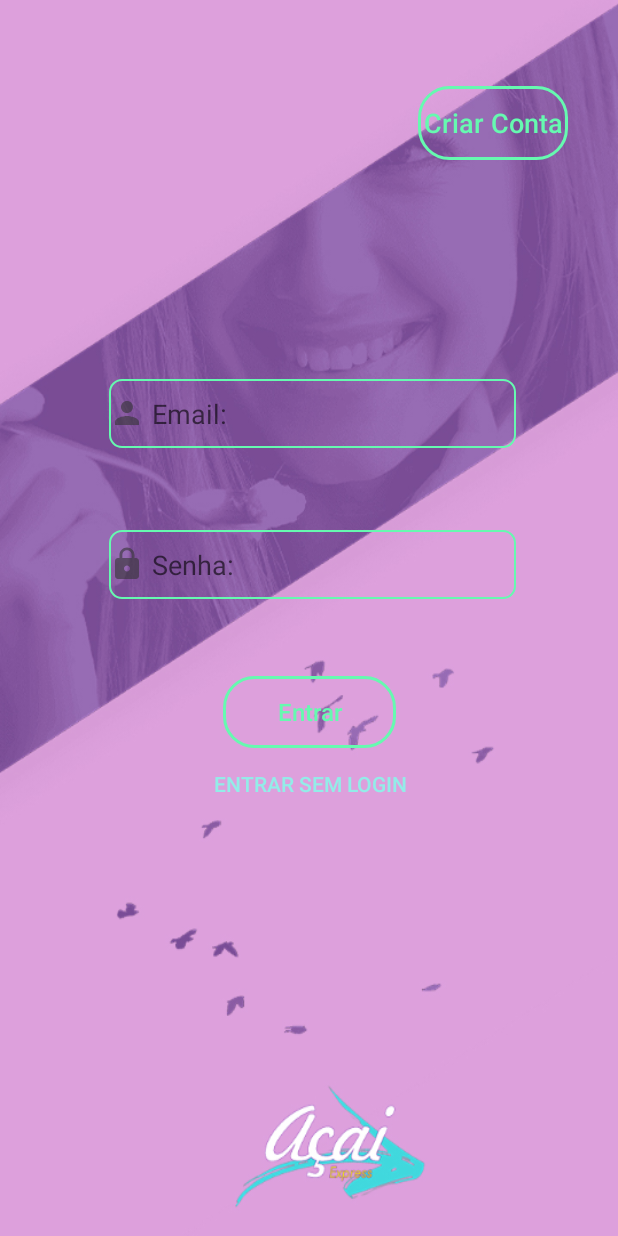
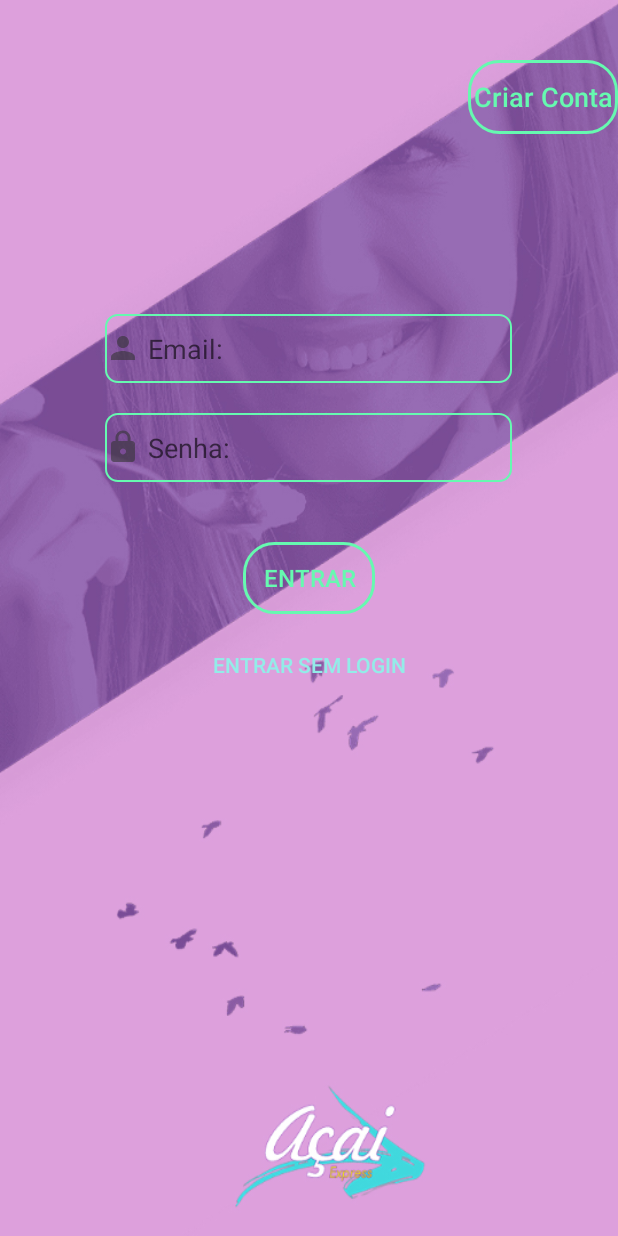
Before and after one commit to RamonCrv/AcaiExpressUser, an Android app: the screen it shows after launch (Login), on a phone screen of 412 x 824 dp. Run offline under Robolectric (Android 15) with nearby library versions, the phone set to English and light mode, and no system bars; our stand-ins replace Firebase (no records; nobody signed in at launch, a user with empty details on screens opened directly).

Commit message:
test imagens

```diff
--- a/app/src/main/java/com/example/gs/myapplication/InfoPonto.java
+++ b/app/src/main/java/com/example/gs/myapplication/InfoPonto.java
@@ -209,7 +209,6 @@ public class InfoPonto extends AppCompatActivity {
                    eFavorito = true;
                    btnestar.setBackgroundResource(R.mipmap.estrelaon_background);
                }
-
             }
             @Override
             public void onCancelled(DatabaseError databaseError) {
@@ -220,8 +219,4 @@ public class InfoPonto extends AppCompatActivity {
     }
 
 
-
-
-
-
 }
--- a/app/src/main/res/layout/activity_login.xml
+++ b/app/src/main/res/layout/activity_login.xml
@@ -8,100 +8,94 @@
     android:background="@drawable/fundoapp"
     tools:context=".Login">
 
+<ScrollView
+    android:layout_width="match_parent"
+    android:layout_height="match_parent">
 
-    <androidx.constraintlayout.widget.ConstraintLayout
+    <LinearLayout
         android:layout_width="match_parent"
-        android:layout_height="match_parent">
-
+        android:layout_height="match_parent"
+        android:layout_gravity="top"
+        android:orientation="vertical">
         <Button
             android:id="@+id/btCadastrar"
             android:layout_width="100dp"
             android:layout_height="49dp"
+            android:layout_marginTop="40dp"
+            android:layout_gravity="end"
             android:background="@drawable/btn1"
             android:text="Criar Conta"
             android:textAllCaps="false"
             android:textColor="#66f9B0"
             android:textSize="18sp"
             android:visibility="visible"
-            app:layout_constraintBottom_toTopOf="@+id/editEmail"
+            app:layout_constraintBottom_toTopOf="@+id/editEmail" />
+
+        <EditText
+            android:id="@+id/editEmail"
+            android:layout_width="271dp"
+            android:layout_height="46dp"
+            android:background="@drawable/texts"
+            android:layout_marginTop="120dp"
+            android:drawableLeft="@drawable/save1"
+            android:ems="10"
+            android:layout_gravity="center"
+            android:hint=" Email:"
+            android:inputType="textEmailAddress"
+            app:layout_constraintBottom_toTopOf="@+id/editSenha"
             app:layout_constraintEnd_toEndOf="parent"
-            app:layout_constraintHorizontal_bias="0.893"
+            app:layout_constraintHorizontal_bias="0.551"
             app:layout_constraintStart_toStartOf="parent"
-            app:layout_constraintTop_toTopOf="parent"
-            app:layout_constraintVertical_bias="0.283" />
-
-        <Button
-            android:id="@+id/btLogar"
-            android:layout_width="115dp"
-            android:layout_height="48dp"
-            android:background="@drawable/btn1"
-            android:text="Entrar"
-            android:textAllCaps="false"
-            android:textColor="#66f9B0"
-            android:textSize="16sp"
-            app:layout_constraintBottom_toBottomOf="parent"
-            app:layout_constraintEnd_toEndOf="@+id/editSenha"
-            app:layout_constraintHorizontal_bias="0.487"
-            app:layout_constraintStart_toStartOf="@+id/editSenha"
-            app:layout_constraintTop_toTopOf="parent"
-            app:layout_constraintVertical_bias="0.581" />
+            app:layout_constraintTop_toTopOf="parent" />
 
         <EditText
             android:id="@+id/editSenha"
             android:layout_width="271dp"
             android:layout_height="46dp"
-            android:layout_marginEnd="94dp"
             android:background="@drawable/texts"
+            android:layout_marginTop="20dp"
             android:drawableLeft="@drawable/usar"
             android:ems="10"
             android:hint=" Senha:"
+            android:layout_gravity="center"
             android:inputType="textPassword"
-            app:layout_constraintBottom_toTopOf="@+id/btLogar"
+          />
+
+        <Button
+            android:id="@+id/btLogar"
+            android:layout_width="wrap_content"
+            android:layout_height="wrap_content"
+            android:background="@drawable/btn1"
+            android:text="Entrar"
+            android:textColor="#66f9B0"
+            android:layout_marginTop="40dp"
+            android:textSize="16sp"
+            android:layout_gravity="center"
+            app:layout_constraintBottom_toBottomOf="parent"
             app:layout_constraintEnd_toEndOf="@+id/editEmail"
-            app:layout_constraintHorizontal_bias="0.0"
-            app:layout_constraintStart_toStartOf="@+id/editEmail"
-            app:layout_constraintTop_toBottomOf="@+id/editEmail"
-            app:layout_constraintVertical_bias="0.514" />
-
-        <EditText
-            android:id="@+id/editEmail"
-            android:layout_width="271dp"
-            android:layout_height="46dp"
-            android:layout_marginStart="104dp"
-            android:layout_marginEnd="94dp"
-            android:background="@drawable/texts"
-            android:drawableLeft="@drawable/save1"
-            android:ems="10"
-            android:gravity="center|left"
-            android:hint=" Email:"
-            android:inputType="textEmailAddress"
-            app:layout_constraintBottom_toBottomOf="parent"
-            app:layout_constraintEnd_toEndOf="parent"
-            app:layout_constraintHorizontal_bias="0.551"
-            app:layout_constraintStart_toStartOf="parent"
+            app:layout_constraintHorizontal_bias="0.486"
+            app:layout_constraintStart_toStartOf="@+id/editSenha"
             app:layout_constraintTop_toTopOf="parent"
-            app:layout_constraintVertical_bias="0.325" />
-
-        <LinearLayout
-            android:layout_width="0dp"
-            android:layout_height="0dp"
-            tools:ignore="MissingConstraints"></LinearLayout>
+            app:layout_constraintVertical_bias="0.48000002" />
 
         <Button
             android:id="@+id/btnPul"
             android:layout_width="wrap_content"
             android:layout_height="wrap_content"
+            android:layout_marginTop="10dp"
+            android:layout_gravity="center"
             android:background="@drawable/btsemborda"
             android:text="Entrar sem login"
             android:textColor="#93ECE8"
             android:textSize="14sp"
             app:layout_constraintBottom_toBottomOf="parent"
             app:layout_constraintEnd_toEndOf="@+id/btLogar"
+            app:layout_constraintHorizontal_bias="0.488"
             app:layout_constraintStart_toStartOf="@+id/btLogar"
             app:layout_constraintTop_toBottomOf="@+id/btLogar"
-            app:layout_constraintVertical_bias="0.0" />
+            app:layout_constraintVertical_bias="0.214" />
 
 
-
-    </androidx.constraintlayout.widget.ConstraintLayout>
+    </LinearLayout>
+</ScrollView>
 </FrameLayout>
```
